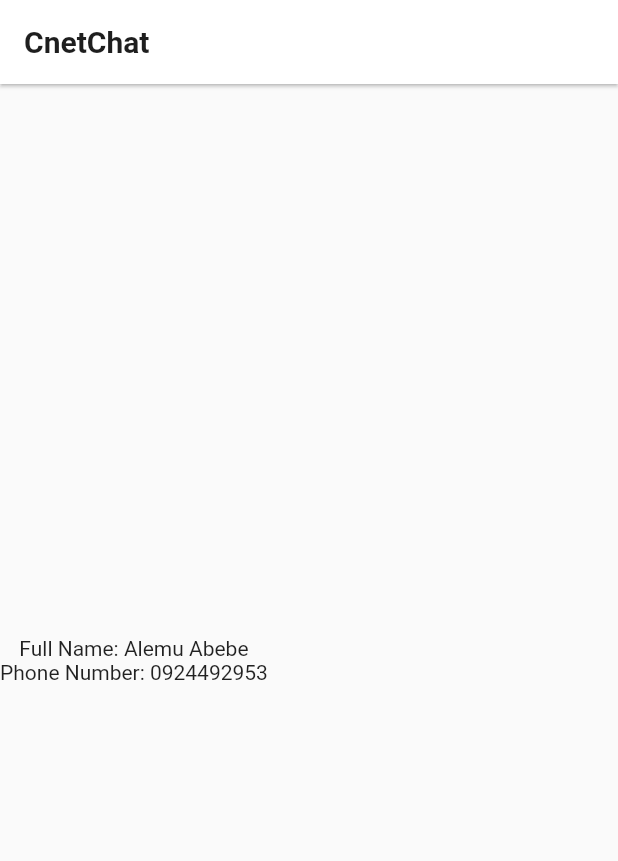
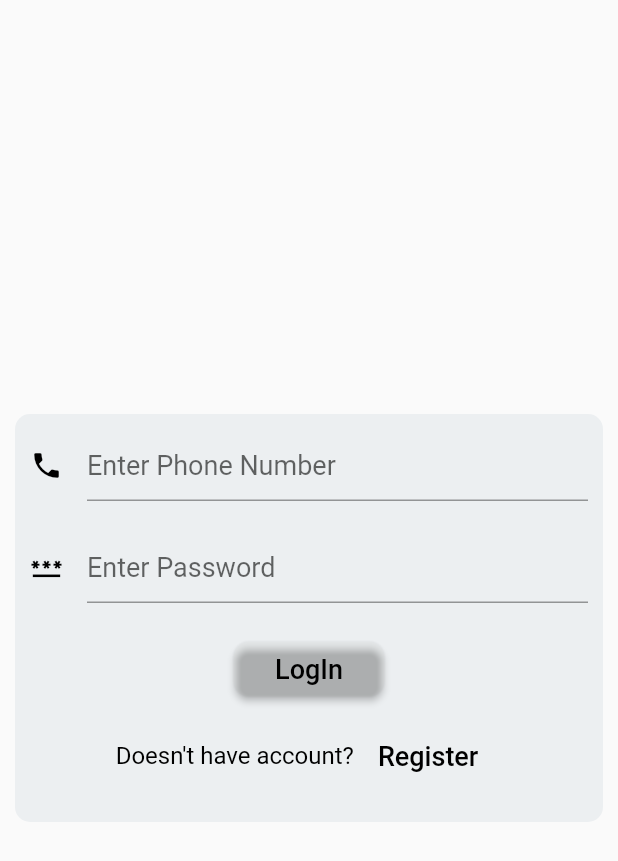
Before and after one commit to Amannu/cnetchat, a Flutter app: the screen it shows after launch, on a phone screen of 412 x 824 dp. Shown: the top 861 px of the screen. Run offline on Flutter 3.47's test engine with Material 2 defaults, Android fonts, the phone set to English and light mode, and no system bars; our stand-ins replace cloud_firestore, firebase_core; accounts and stored records are empty; Roboto replaces fonts that are missing (SignikaSemiBold).

Commit message:
login and register

```diff
--- a/lib/Screens/chat.dart
+++ b/lib/Screens/chat.dart
@@ -7,8 +7,8 @@ class ChatUser extends StatefulWidget {
   final String firstname;
   final String lastname;
   final String phone;
-  final String photourl;
-  const ChatUser(this.firstname,this.lastname,this.phone,this.photourl);
+  final String password;
+  const ChatUser(this.firstname,this.lastname,this.phone,this.password);
 
   @override
   State<ChatUser> createState() => _ChatUserState();
@@ -28,7 +28,7 @@ class _ChatUserState extends State<ChatUser> {
         'firstname': widget.firstname,
         'lastname': widget.lastname,
         'phone': widget.phone,
-        'photourl':widget.photourl
+        'password':widget.password
       });
     }
     addUser();
--- /dev/null
+++ b/lib/Screens/chat_login.dart
@@ -0,0 +1,136 @@
+
+
+import 'package:cloud_firestore/cloud_firestore.dart';
+import 'package:flutter/cupertino.dart';
+import 'package:flutter/material.dart';
+
+import 'chat_home_page.dart';
+import 'chat_register.dart';
+
+class Login extends StatefulWidget {
+  const Login({Key? key}) : super(key: key);
+
+  @override
+  State<Login> createState() => _LoginState();
+}
+
+class _LoginState extends State<Login> {
+  TextEditingController phoneController=TextEditingController();
+  TextEditingController passwordController=TextEditingController();
+  @override
+  Widget build(BuildContext context) {
+    return Center(
+      child: Container(
+        margin: EdgeInsets.only(right: 10,left: 10),
+        height: 272,
+        decoration: BoxDecoration(
+          color: Colors.blueGrey[50],
+          borderRadius: BorderRadius.circular(10)
+        ),
+          child: Column(
+            children:  [
+            Padding(
+              padding: EdgeInsets.all(10.0),
+              child: TextField(
+                controller: phoneController,
+              style: TextStyle(
+                  fontFamily: "SignikaSemiBold",
+                  fontSize: 16.0,
+                  color: Colors.black),
+              decoration: InputDecoration(
+                  icon: Icon(
+                    Icons.phone,
+                    color: Colors.black,
+                    size: 22.0,
+                  ),
+                  hintText: "Enter Phone Number",
+                  hintStyle: TextStyle(
+                      fontFamily: "SignikaSemiBold",
+                      fontSize: 18.0)),
+          ),
+            ),
+              Padding(
+                padding: EdgeInsets.all(10.0),
+                child: TextField(
+                  controller: passwordController,
+                  obscureText: true,
+                  enableSuggestions: false,
+                  autocorrect: false,
+                  style: TextStyle(
+                      fontFamily: "SignikaSemiBold",
+                      fontSize: 16.0,
+                      color: Colors.black),
+                  decoration: InputDecoration(
+                      icon: Icon(
+                        Icons.password,
+                        color: Colors.black,
+                        size: 22.0,
+                      ),
+                      hintText: "Enter Password",
+                      hintStyle: TextStyle(
+                          fontFamily: "SignikaSemiBold",
+                          fontSize: 18.0)),
+                ),
+              ),
+              Padding(
+                padding: EdgeInsets.all(10.0),
+                child:  MaterialButton(
+                  minWidth: 100,
+                  shape: RoundedRectangleBorder(borderRadius:BorderRadius.circular(10.0) ),
+                  color: Colors.transparent,
+                  child: Text('LogIn',
+                      style: TextStyle(fontFamily: "SignikaSemiBold",fontSize: 18.0, color: Colors.black)),
+                  onPressed: () async {
+                    DocumentSnapshot users=await FirebaseFirestore.instance.collection('users').doc(phoneController.text).get();
+                    if(users.exists){
+                      Map<String, dynamic> data = users.data() as Map<String, dynamic>;
+                      if(passwordController.text==data['password']){
+                        print('Succesful');
+                        Navigator.push(
+                            context,
+                            MaterialPageRoute(builder: (context) =>ChatHomePage(phone: phoneController.text,)));
+                      }
+                      else{
+                        print('wrong credentials');
+                      }
+                    }
+                    else{
+                      print('wrong credentials');
+                    }
+                  },
+                ),
+              ),
+              Row(
+                mainAxisAlignment: MainAxisAlignment.center,
+                children: [
+                  Text("Doesn't have account?",
+                      style: TextStyle(fontFamily: "SignikaSemiBold",fontSize: 16.0, color: Colors.black)),
+                  MaterialButton(
+                    elevation: 0,
+                    color: Colors.transparent,
+                    child: Text('Register',
+                        style: TextStyle(fontFamily: "SignikaSemiBold",fontSize: 18.0, color: Colors.black)),
+                    onPressed: () {
+                      Navigator.push(
+                          context,
+                          MaterialPageRoute(builder: (context) =>MaterialApp(
+                            debugShowCheckedModeBanner: false,
+                            theme: ThemeData(
+                              primarySwatch: Colors.blue,
+                            ),
+                            home: SafeArea(
+                              child: Scaffold(
+                                body: const Register(),
+                              ),
+                            ),
+                          )));
+                    },
+                  ),
+                ],
+              ),
+            ],
+          ),
+      ),
+    );
+  }
+}
--- a/lib/main.dart
+++ b/lib/main.dart
@@ -1,8 +1,7 @@
-import 'package:cloud_firestore/cloud_firestore.dart';
 import 'package:firebase_core/firebase_core.dart';
 import 'package:flutter/material.dart';
 
-import 'Screens/chat.dart';
+import 'Screens/chat_login.dart';
 
 Future<void> main() async {
   WidgetsFlutterBinding.ensureInitialized();
@@ -17,11 +16,14 @@ class CnetChat extends StatelessWidget {
   Widget build(BuildContext context) {
     return MaterialApp(
       debugShowCheckedModeBanner: false,
-      title: 'Flutter Demo',
       theme: ThemeData(
         primarySwatch: Colors.blue,
       ),
-      home: const ChatUser('Alemu','Abebe','0924492953','https://google.com'),
+      home: SafeArea(
+        child: Scaffold(
+    body: const Login(),
+    ),
+      ),
     );
   }
 }
```
Also changed, not shown: lib/Screens/chat_home_page.dart (+41 -2 lines), lib/Screens/chat_register.dart (added, +185 -0 lines), lib/Services/Providers/chat_user_provider.dart (added, +49 -0 lines).
